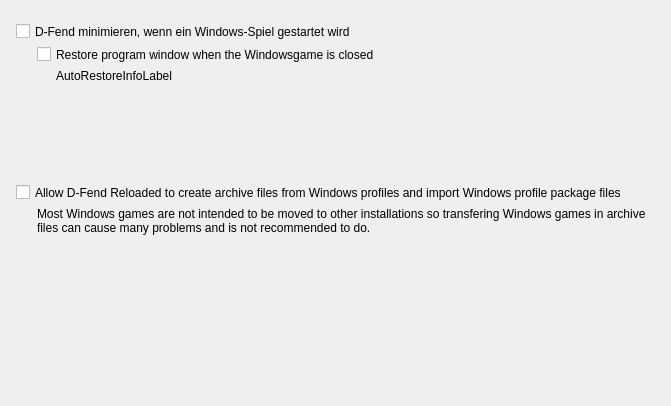
Before: the Qt Designer form src/forms/SetupFrameWindowsGamesUnit.ui in Eldricos/D-Fend-Reborn, drawn with Qt 5.
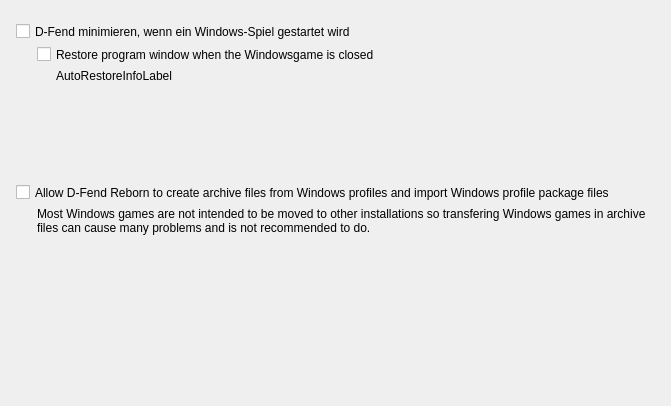
After: the same form once the commit is applied.

Commit message: Rename to D-Fend Reborn, GitHub update check, Linux data folder, cleanups

```diff
--- a/src/forms/SetupFrameWindowsGamesUnit.ui
+++ b/src/forms/SetupFrameWindowsGamesUnit.ui
@@ -34,7 +34,7 @@
     <widget class="QCheckBox" name="AllowWindowsPackagesCheckBox">
       <property name="geometry"><rect><x>16</x><y>184</y><width>633</width><height>17</height></rect></property>
       <property name="vclAnchors" stdset="0"><string notr="true">akLeft,akTop,akRight</string></property>
-      <property name="text"><string>Allow D-Fend Reloaded to create archive files from Windows profiles and import Windows profile package files</string></property>
+      <property name="text"><string>Allow D-Fend Reborn to create archive files from Windows profiles and import Windows profile package files</string></property>
     </widget>
   </widget>
   <tabstops>
```
The commit also changes 83 other files.
